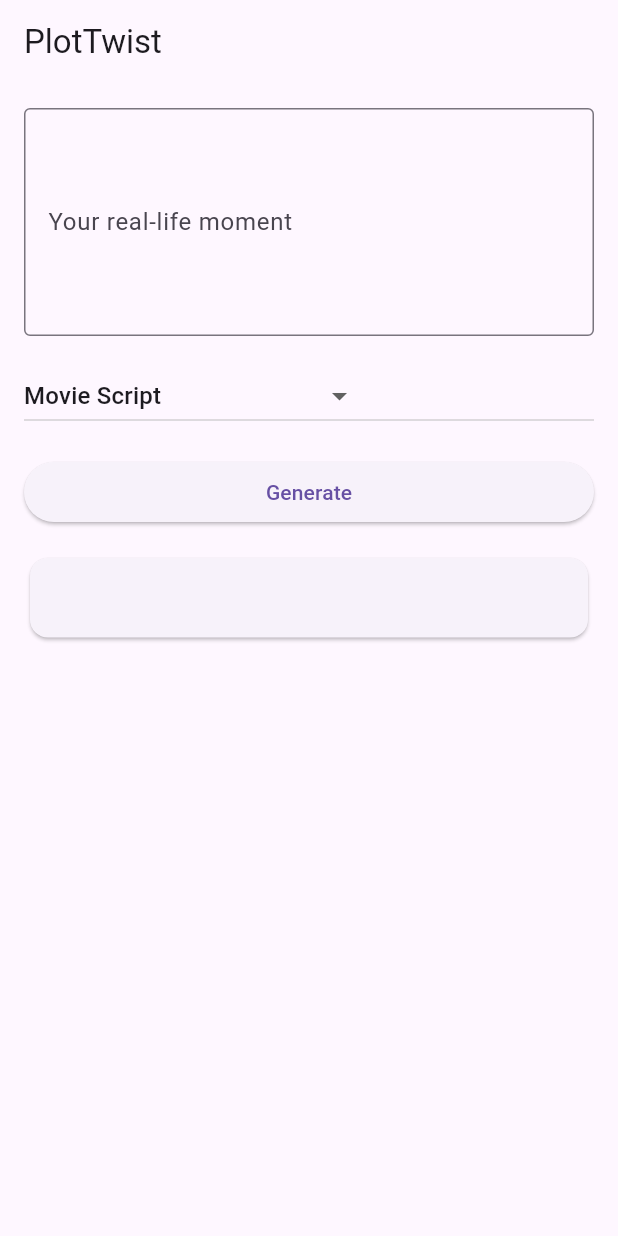
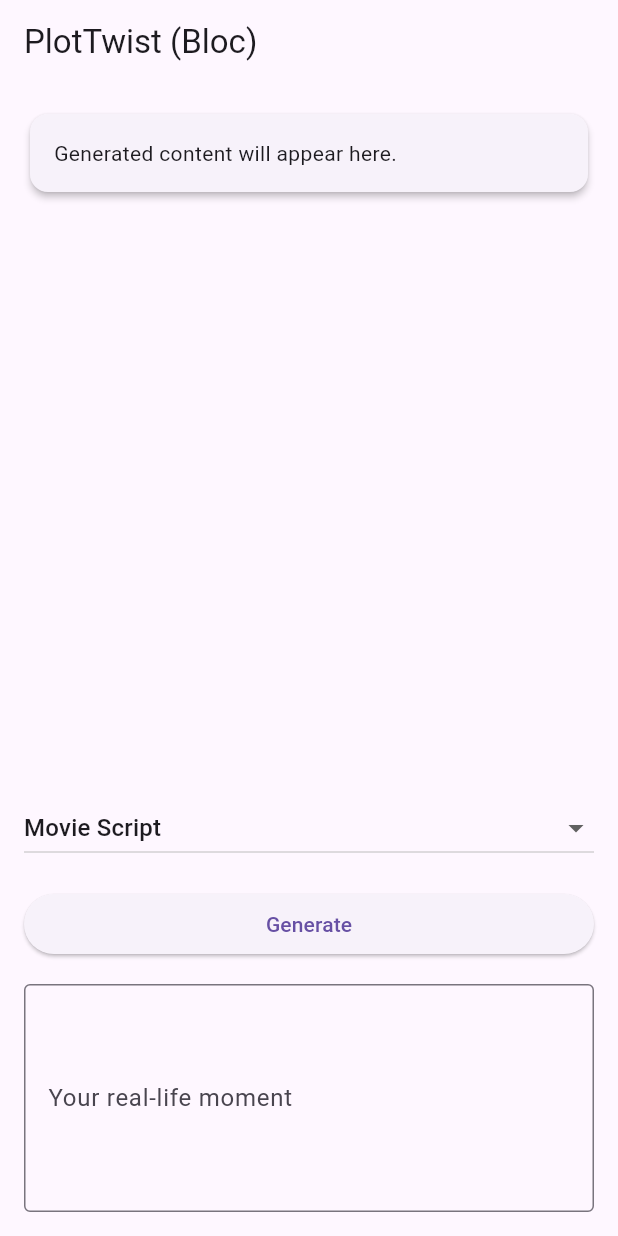
Before and after one commit to sufiyansakkeer/Plot-twist, a Flutter app: the screen it shows after launch, on a phone screen of 412 x 824 dp. Run offline on Flutter 3.47's test engine with Material 3 defaults, Android fonts, the phone set to English and light mode, and no system bars; our stand-ins replace equatable, flutter_bloc, flutter_dotenv, google_generative_ai.

Commit message:
Refactor application to use Bloc for state management; remove Provider and related classes, implement PlotTwistCubit, and update UI .

```diff
--- /dev/null
+++ b/lib/domain/repositories/plot_twist_repository.dart
@@ -0,0 +1,3 @@
+abstract class PlotTwistRepository {
+  Future<String> generateContent(String inputText, String format);
+}
--- /dev/null
+++ b/lib/domain/usecases/generate_plot_twist.dart
@@ -0,0 +1,11 @@
+import '../repositories/plot_twist_repository.dart';
+
+class GeneratePlotTwist {
+  final PlotTwistRepository repository;
+
+  GeneratePlotTwist(this.repository);
+
+  Future<String> call(String inputText, String format) {
+    return repository.generateContent(inputText, format);
+  }
+}
--- a/lib/main.dart
+++ b/lib/main.dart
@@ -1,37 +1,37 @@
 import 'package:flutter/material.dart';
-import 'package:provider/provider.dart';
 import 'package:flutter_dotenv/flutter_dotenv.dart';
-
-import 'state/app_state.dart';
-import 'ui/home_screen.dart';
+import 'package:plot_twist/presentation/ui/home_screen.dart';
+import 'state/api_service.dart';
+import 'data/repositories/plot_twist_repository_impl.dart';
+import 'domain/repositories/plot_twist_repository.dart';
+import 'domain/usecases/generate_plot_twist.dart';
 
 Future<void> main() async {
   WidgetsFlutterBinding.ensureInitialized();
   try {
-    // Load the .env file from assets
-    await dotenv.load(fileName: ".env");
-    debugPrint('Loaded .env file successfully.');
+    await dotenv.load(fileName: '.env');
   } catch (e) {
-    // It's common for dotenv to fail if the file is not found,
-    // which might be expected in release builds if you don't include it.
-    // Log the error but allow the app to continue.
     debugPrint('Error loading .env file: $e');
   }
-  runApp(const PlotTwistApp());
+
+  final ApiService apiService = ApiService();
+  final PlotTwistRepository repository = PlotTwistRepositoryImpl(apiService);
+  final GeneratePlotTwist generatePlotTwist = GeneratePlotTwist(repository);
+
+  runApp(PlotTwistApp(generatePlotTwist: generatePlotTwist));
 }
 
 class PlotTwistApp extends StatelessWidget {
-  const PlotTwistApp({super.key});
+  final GeneratePlotTwist generatePlotTwist;
+
+  const PlotTwistApp({super.key, required this.generatePlotTwist});
 
   @override
   Widget build(BuildContext context) {
-    return ChangeNotifierProvider(
-      create: (_) => AppState(),
-      child: MaterialApp(
-        title: 'PlotTwist',
-        theme: ThemeData(primarySwatch: Colors.blue),
-        home: const HomeScreen(),
-      ),
+    return MaterialApp(
+      title: 'PlotTwist',
+      theme: ThemeData(primarySwatch: Colors.blue),
+      home: const HomeScreen(),
     );
   }
 }
--- /dev/null
+++ b/lib/presentation/cubit/plot_twist_state.dart
@@ -0,0 +1,44 @@
+part of 'plot_twist_cubit.dart';
+
+class PlotTwistState extends Equatable {
+  final bool isLoading;
+  final String generatedContent;
+  final String? error;
+  final String selectedFormat;
+  final String inputText; // Keep track of input text in state if needed by UI
+
+  const PlotTwistState({
+    this.isLoading = false,
+    this.generatedContent = '',
+    this.error,
+    this.selectedFormat = 'Movie Script', // Default format
+    this.inputText = '',
+  });
+
+  // Helper method to create a copy with updated values
+  PlotTwistState copyWith({
+    bool? isLoading,
+    String? generatedContent,
+    String? error,
+    bool clearError = false, // Flag to explicitly clear error
+    String? selectedFormat,
+    String? inputText,
+  }) {
+    return PlotTwistState(
+      isLoading: isLoading ?? this.isLoading,
+      generatedContent: generatedContent ?? this.generatedContent,
+      error: clearError ? null : error ?? this.error,
+      selectedFormat: selectedFormat ?? this.selectedFormat,
+      inputText: inputText ?? this.inputText,
+    );
+  }
+
+  @override
+  List<Object?> get props => [
+    isLoading,
+    generatedContent,
+    error,
+    selectedFormat,
+    inputText,
+  ];
+}
--- /dev/null
+++ b/lib/presentation/ui/home_screen.dart
@@ -0,0 +1,100 @@
+import 'package:flutter/material.dart';
+import 'package:flutter_bloc/flutter_bloc.dart'; // Import Bloc
+
+import '../../state/api_service.dart';
+import '../cubit/plot_twist_cubit.dart';
+
+class HomeScreen extends StatelessWidget {
+  const HomeScreen({super.key});
+
+  @override
+  Widget build(BuildContext context) {
+    return BlocProvider(
+      create: (_) => PlotTwistCubit(ApiService()),
+      child: BlocBuilder<PlotTwistCubit, PlotTwistState?>(
+        builder: (context, state) {
+          final cubit = context.read<PlotTwistCubit>();
+
+          return Scaffold(
+            appBar: AppBar(title: const Text('PlotTwist (Bloc)')),
+            body: Padding(
+              padding: const EdgeInsets.all(16.0),
+              child: Column(
+                crossAxisAlignment: CrossAxisAlignment.stretch,
+                children: [
+                  Expanded(
+                    child: SingleChildScrollView(
+                      child: Card(
+                        elevation: 2,
+                        child: Padding(
+                          padding: const EdgeInsets.all(16.0),
+                          child: Text(
+                            state?.generatedContent.isEmpty == true
+                                ? 'Generated content will appear here.'
+                                : state?.generatedContent ?? '',
+                          ),
+                        ),
+                      ),
+                    ),
+                  ),
+                  const SizedBox(height: 16),
+                  DropdownButton<String>(
+                    value: state?.selectedFormat ?? 'Movie Script',
+                    isExpanded: true,
+                    items: const [
+                      DropdownMenuItem(
+                        value: 'Movie Script',
+                        child: Text('Movie Script'),
+                      ),
+                      DropdownMenuItem(
+                        value: 'Rap Verse',
+                        child: Text('Rap Verse'),
+                      ),
+                      DropdownMenuItem(
+                        value: 'Shakespearean Monologue',
+                        child: Text('Shakespearean Monologue'),
+                      ),
+                    ],
+                    onChanged: (value) {
+                      if (value != null) {
+                        cubit.updateFormat(value);
+                      }
+                    },
+                  ),
+                  const SizedBox(height: 16),
+                  ElevatedButton(
+                    onPressed:
+                        state?.isLoading == true ? null : cubit.generateContent,
+                    child:
+                        state?.isLoading == true
+                            ? const CircularProgressIndicator(strokeWidth: 2)
+                            : const Text('Generate'),
+                  ),
+                  if (state?.error != null) ...[
+                    const SizedBox(height: 8),
+                    Text(
+                      state!.error!,
+                      style: TextStyle(
+                        color: Theme.of(context).colorScheme.error,
+                      ),
+                      textAlign: TextAlign.center,
+                    ),
+                  ],
+                  const SizedBox(height: 16),
+                  TextField(
+                    maxLines: 5,
+                    decoration: const InputDecoration(
+                      labelText: 'Your real-life moment',
+                      border: OutlineInputBorder(),
+                    ),
+                    onChanged: cubit.updateInputText,
+                  ),
+                ],
+              ),
+            ),
+          );
+        },
+      ),
+    );
+  }
+}
--- a/lib/state/app_state.dart
+++ /dev/null
@@ -1,41 +0,0 @@
-import 'dart:developer';
-
-import 'api_service.dart';
-import 'package:flutter/foundation.dart';
-
-class AppState extends ChangeNotifier {
-  final ApiService _apiService = ApiService();
-  String inputText = '';
-  String selectedFormat = 'Movie Script';
-  bool isLoading = false;
-  String outputText = '';
-
-  void updateInputText(String text) {
-    inputText = text;
-    notifyListeners();
-  }
-
-  void updateSelectedFormat(String? format) {
-    if (format != null) {
-      selectedFormat = format;
-      notifyListeners();
-    }
-  }
-
-  Future<void> generateOutput() async {
-    if (inputText.isEmpty) return;
-
-    isLoading = true;
-    notifyListeners();
-
-    try {
-      outputText = await _apiService.generateContent(inputText, selectedFormat);
-    } catch (e) {
-      log(e.toString(), name: "Generate Error");
-      outputText = 'Error: $e';
-    } finally {
-      isLoading = false;
-      notifyListeners();
-    }
-  }
-}
--- a/lib/ui/home_screen.dart
+++ /dev/null
@@ -1,69 +0,0 @@
-import 'package:flutter/material.dart';
-import 'package:provider/provider.dart';
-
-import '../state/app_state.dart';
-
-class HomeScreen extends StatelessWidget {
-  const HomeScreen({super.key});
-
-  @override
-  Widget build(BuildContext context) {
-    final appState = Provider.of<AppState>(context);
-
-    return Scaffold(
-      appBar: AppBar(title: const Text('PlotTwist')),
-      body: Padding(
-        padding: const EdgeInsets.all(16.0),
-        child: Column(
-          crossAxisAlignment: CrossAxisAlignment.stretch,
-          children: [
-            TextField(
-              maxLines: 5,
-              decoration: const InputDecoration(
-                labelText: 'Your real-life moment',
-                border: OutlineInputBorder(),
-              ),
-              onChanged: appState.updateInputText,
-            ),
-            const SizedBox(height: 16),
-            DropdownButton<String>(
-              value: appState.selectedFormat,
-              items: const [
-                DropdownMenuItem(
-                  value: 'Movie Script',
-                  child: Text('Movie Script'),
-                ),
-                DropdownMenuItem(value: 'Rap Verse', child: Text('Rap Verse')),
-                DropdownMenuItem(
-                  value: 'Shakespearean Monologue',
-                  child: Text('Shakespearean Monologue'),
-                ),
-              ],
-              onChanged:
-                  (String? value) => appState.updateSelectedFormat(value),
-            ),
-            const SizedBox(height: 16),
-            ElevatedButton(
-              onPressed: appState.isLoading ? null : appState.generateOutput,
-              child:
-                  appState.isLoading
-                      ? const CircularProgressIndicator()
-                      : const Text('Generate'),
-            ),
-            const SizedBox(height: 16),
-            Expanded(
-              child: SingleChildScrollView(
-                child: Card(
-                  child: Padding(
-                    padding: const EdgeInsets.all(16.0),
-                    child: Text(appState.outputText),
-                  ),
-                ),
-              ),
-            ),
-          ],
-        ),
-      ),
-    );
-  }
-}
--- a/pubspec.yaml
+++ b/pubspec.yaml
@@ -20,7 +20,9 @@ dependencies:
     sdk: flutter
   cupertino_icons: ^1.0.8
   flutter_dotenv: ^5.0.2
-  provider: ^6.1.3
+  # provider: ^6.1.3 # Removed provider
+  flutter_bloc: ^8.1.6 # Added flutter_bloc
+  equatable: ^2.0.5 # Added equatable for state comparison
   # openai: ^1.0.0
   google_generative_ai: ^0.4.0
   http: ^1.1.0
```
Also changed, not shown: lib/core/constants/app_constants.dart (added, +8 -0 lines), lib/data/repositories/plot_twist_repository_impl.dart (renamed from lib/state/api_service.dart, +11 -3 lines), lib/domain/entities/plot_twist_entity.dart (added, +11 -0 lines), lib/domain/repositories/content_repository.dart (added, +8 -0 lines), lib/presentation/cubit/plot_twist_cubit.dart (added, +58 -0 lines), pubspec.lock.
